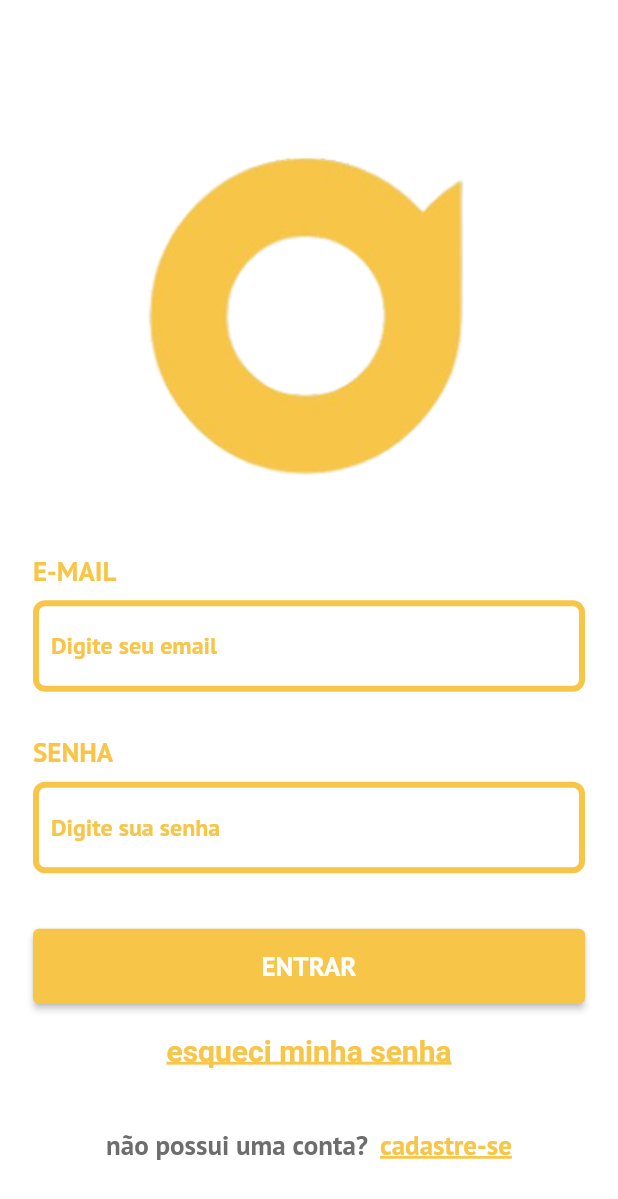
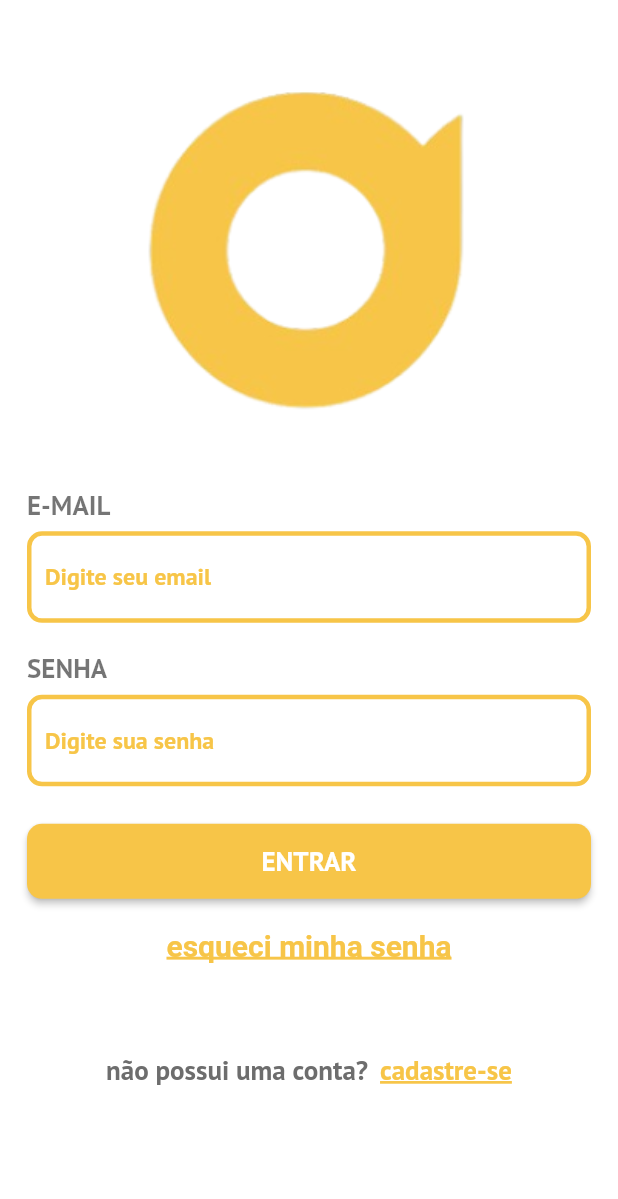
Before and after one commit to felipepoletti/de-role-projeto-final, a Flutter app: the screen it shows after launch, on a phone screen of 412 x 824 dp. Shown: the top 1199 px of the screen. Run offline on Flutter 3.47's test engine with Material 2 defaults, Android fonts, the phone set to English and light mode, and no system bars; our stand-ins replace flutter_iconly, google_fonts.

Commit message:
Ajustes finos de estilo da paigna de login e incio da criaçao da pagina de registro

```diff
--- a/frontend/lib/main.dart
+++ b/frontend/lib/main.dart
@@ -1,14 +1,19 @@
 import 'package:flutter/material.dart';
+import 'package:flutter/services.dart';
+
 import 'consts/global_colors.dart';
 import 'screens/home_screen.dart';
 import 'package:google_fonts/google_fonts.dart';
 
+
 void main() {
   runApp(const MyApp());
+  SystemChrome.setEnabledSystemUIMode(SystemUiMode.manual, overlays: [SystemUiOverlay.bottom]);
 }
 
 class MyApp extends StatelessWidget {
   const MyApp({Key? key}) : super(key: key);
+
 
   // This widget is the root of your application.
   @override
--- a/frontend/lib/screens/home_screen.dart
+++ b/frontend/lib/screens/home_screen.dart
@@ -1,6 +1,6 @@
 import 'package:flutter/material.dart';
 import 'package:store_api_flutter_course/consts/global_colors.dart';
-
+import 'register_screen.dart';
 
 
 class HomeScreen extends StatefulWidget {
@@ -32,10 +32,10 @@ class _HomeScreenState extends State<HomeScreen> {
           backgroundColor:  Colors.white,
           resizeToAvoidBottomInset : false,
           body: Padding(
-              padding: const EdgeInsets.all(22.0),
+              padding: const EdgeInsets.all(18.0),
               child:Column(children: [
                 const SizedBox(
-                  height: 60,
+                  height: 20,
                 ),
                 Flexible(
                   child: Container(
@@ -54,7 +54,7 @@ class _HomeScreenState extends State<HomeScreen> {
                   child:  const Text(
                     "E-MAIL",
                     style: TextStyle(
-                        color: Color(0xffF7C548),
+                        color: Colors.black54,
                         fontWeight: FontWeight.bold,
                         fontSize: 18
                     ),
@@ -62,20 +62,20 @@ class _HomeScreenState extends State<HomeScreen> {
                   ),
                 ),
                 const SizedBox(
-                  height: 8,
+                  height: 6,
                 ),
                 SizedBox(
-                  height: 80,
+                  height: 70,
                   child: TextField(
                       keyboardType: TextInputType.text,
                       decoration: InputDecoration(
                         enabledBorder: OutlineInputBorder(
-                            borderRadius: BorderRadius.circular(8),
-                            borderSide:  const BorderSide(width: 4, color: Color(0xffF7C548))
+                            borderRadius: BorderRadius.circular(10),
+                            borderSide:  const BorderSide(width: 3, color: Color(0xffF7C548))
                         ),
                         focusedBorder: OutlineInputBorder(
                             borderRadius: BorderRadius.circular(8),
-                            borderSide: const BorderSide(width: 5, color: Color(0xffF7C548))
+                            borderSide: const BorderSide(width: 4, color: Color(0xffF7C548))
                         ),
                         hintText: "Digite seu email",
                         hintStyle: const TextStyle(fontSize: 16.00, fontWeight: FontWeight.bold,color: Color(0xffF7C548)),
@@ -90,7 +90,7 @@ class _HomeScreenState extends State<HomeScreen> {
                   child:  Text(
                     "SENHA",
                     style: TextStyle(
-                        color: Color(0xffF7C548),
+                        color: Colors.black54,
                         fontWeight: FontWeight.bold,
                         fontSize: 18
                     ),
@@ -98,10 +98,10 @@ class _HomeScreenState extends State<HomeScreen> {
                     ),
                 ),
                 const SizedBox(
-                  height: 8,
+                  height: 6,
                 ),
                 SizedBox(
-                  height: 80,
+                  height: 70,
                   child: TextField(
                       keyboardType: TextInputType.text,
                       obscureText: true,
@@ -109,12 +109,12 @@ class _HomeScreenState extends State<HomeScreen> {
                       autocorrect: false,
                       decoration: InputDecoration(
                         enabledBorder: OutlineInputBorder(
-                            borderRadius: BorderRadius.circular(8),
-                            borderSide:  const BorderSide(width: 4, color: Color(0xffF7C548))
+                            borderRadius: BorderRadius.circular(10),
+                            borderSide:  const BorderSide(width: 3, color: Color(0xffF7C548))
                         ),
                         focusedBorder: OutlineInputBorder(
                             borderRadius: BorderRadius.circular(8),
-                            borderSide: const BorderSide(width: 5, color: Color(0xffF7C548))
+                            borderSide: const BorderSide(width: 4, color: Color(0xffF7C548))
                         ),
                         hintText: "Digite sua senha",
                         hintStyle: const TextStyle(fontSize: 16.00, fontWeight: FontWeight.bold,color: Color(0xffF7C548)),
@@ -124,7 +124,7 @@ class _HomeScreenState extends State<HomeScreen> {
 
 
                 Padding(
-                  padding: const EdgeInsets.only(top: 18),
+                  padding: const EdgeInsets.only(top: 16),
                   child: SizedBox(
                     width: double.infinity,
                     height: 50,
@@ -132,6 +132,9 @@ class _HomeScreenState extends State<HomeScreen> {
                       onPressed: () { },
                       style: ElevatedButton.styleFrom(
                         backgroundColor: const Color(0xffF7C548),
+                        shape: RoundedRectangleBorder(
+                          borderRadius: BorderRadius.circular(10), // <-- Radius
+                        ),
                       ),
                       child: const Text(
                         "ENTRAR",
@@ -160,11 +163,11 @@ class _HomeScreenState extends State<HomeScreen> {
                   ),
                 ),
                 Padding(
-                  padding: const EdgeInsets.only(top: 40),
+                  padding: const EdgeInsets.only(top: 60),
                   child: Row(
                       mainAxisAlignment: MainAxisAlignment.center,
-                      children: const [
-                        Flexible(
+                      children:  [
+                        const Flexible(
                           flex: 3,
                             child: Text(
                               "não possui uma conta?",
@@ -179,8 +182,14 @@ class _HomeScreenState extends State<HomeScreen> {
                         Flexible(
                           flex: 2,
                           child: Padding(
-                            padding: EdgeInsets.only(left: 8),
-                            child: Text(
+                            padding: const EdgeInsets.only(left: 8),
+                            child: GestureDetector(
+                              onTap: () {
+                                Navigator.of(context).pushReplacement(
+                                  MaterialPageRoute(builder: (context) => const RegisterScreen())
+                                );
+                              },
+                              child: const Text(
                                   "cadastre-se",
                                   style: TextStyle(
                                     fontWeight: FontWeight.bold,
@@ -191,6 +200,7 @@ class _HomeScreenState extends State<HomeScreen> {
                                     color: Color(0xffF7C548),
                                   )
                               ),
+                            )
                           ),
                         ),
                       ]
```
Also changed, not shown: frontend/lib/screens/register_screen.dart (added, +81 -0 lines), 2 other files. Lines whose indentation alone changed are shown as unchanged.
